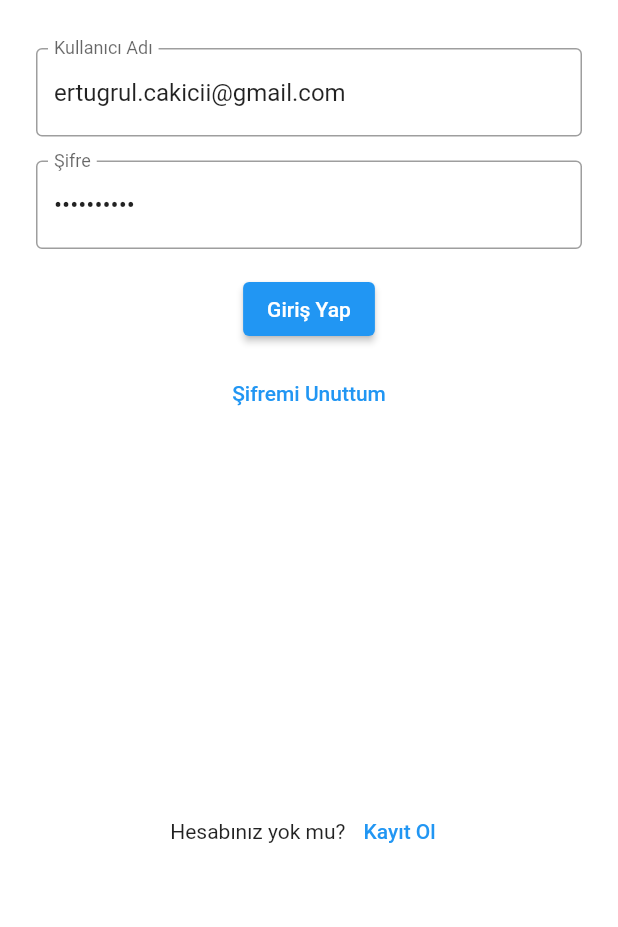
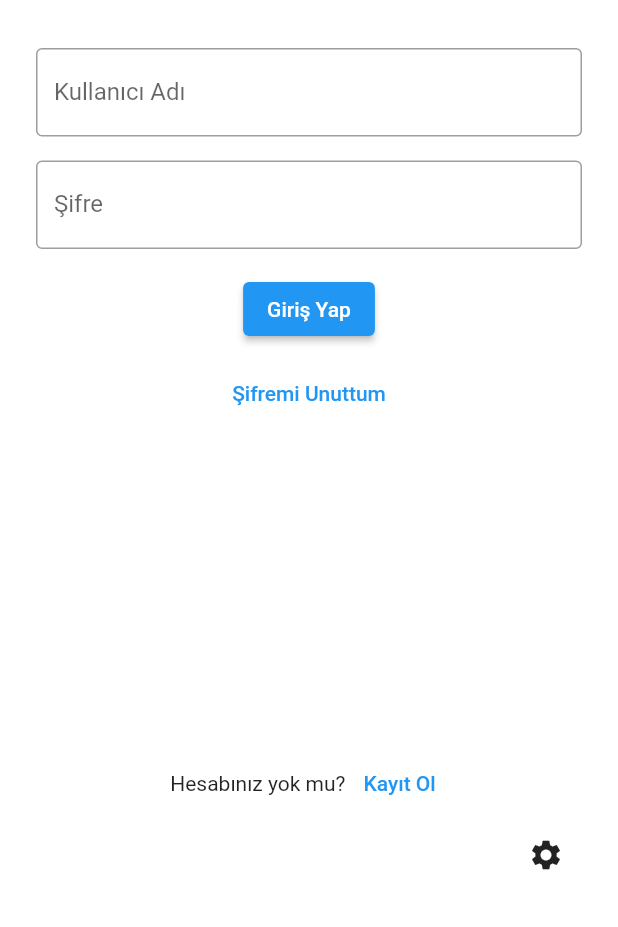
Before and after one commit to ertugrulcakici/booking_manager, a Flutter app: the screen it shows after launch, on a phone screen of 412 x 824 dp, the part 309-1236 px from its top. Run offline on Flutter 3.47's test engine with Material 2 defaults, Android fonts, the phone set to English and light mode, and no system bars; our stand-ins replace cloud_firestore, easy_localization, firebase_auth, firebase_core, flutter_riverpod, flutter_screenutil and 2 more; accounts and stored records are empty; generated files the repository leaves out were written again.

Commit message:
settings added

```diff
--- a/lib/product/constants/app_constants.dart
+++ b/lib/product/constants/app_constants.dart
@@ -1,4 +1,10 @@
+import 'package:flutter/material.dart';
+
 abstract class AppConstants {
   static const double designWidth = 360;
   static const double designHeight = 800;
+
+  static const trLocale = Locale("tr");
+  static const enLocale = Locale("en");
+  static const pathLocale = "assets/lang";
 }
--- a/lib/view/auth/login/login_view.dart
+++ b/lib/view/auth/login/login_view.dart
@@ -2,6 +2,8 @@ import 'package:bookingmanager/core/services/navigation/navigation_service.dart'
 import 'package:bookingmanager/view/auth/forgot_password/forgot_password_view.dart';
 import 'package:bookingmanager/view/auth/login/login_notifier.dart';
 import 'package:bookingmanager/view/auth/register/register_view.dart';
+import 'package:bookingmanager/view/settings/settings_view.dart';
+import 'package:flutter/foundation.dart';
 import 'package:flutter/material.dart';
 import 'package:flutter_riverpod/flutter_riverpod.dart';
 
@@ -32,25 +34,48 @@ class _LoginViewState extends ConsumerState<LoginView> {
   @override
   Widget build(BuildContext context) {
     return Scaffold(
-      body: SafeArea(
-        child: Padding(
+      body: _body(),
+    );
+  }
+
+  Widget _body() {
+    return Padding(
       padding: const EdgeInsets.all(24.0),
       child: Form(
         key: _formKey,
         child: Column(
           crossAxisAlignment: CrossAxisAlignment.center,
           children: [
-                const SizedBox(height: 32),
-                Image.asset(
+            _logo(),
+            _fields(),
+            _loginButton(),
+            _forgotPasswordButton(),
+            const Spacer(),
+            _registerButton(),
+            _settings(),
+          ],
+        ),
+      ),
+    );
+  }
+
+  Container _logo() {
+    return Container(
+      margin: const EdgeInsets.symmetric(vertical: 32),
+      child: Image.asset(
         'assets/images/logo.jpg',
         width: 150,
       ),
-                const SizedBox(height: 32),
+    );
+  }
+
+  Widget _fields() {
+    return Column(children: [
       TextFormField(
         onSaved: (newValue) {
           ref.read(provider).formData["email"] = newValue;
         },
-                  initialValue: "ertugrul.cakicii@gmail.com",
+        initialValue: kDebugMode ? "ertugrul.cakicii@gmail.com" : null,
         decoration: const InputDecoration(
           border: OutlineInputBorder(),
           labelText: 'Kullanıcı Adı',
@@ -59,7 +84,7 @@ class _LoginViewState extends ConsumerState<LoginView> {
       ),
       const SizedBox(height: 16),
       TextFormField(
-                  initialValue: "ertuertu27",
+        initialValue: kDebugMode ? "ertuertu27" : null,
         obscureText: true,
         onSaved: (newValue) {
           ref.read(provider).formData["password"] = newValue;
@@ -70,20 +95,33 @@ class _LoginViewState extends ConsumerState<LoginView> {
           hintText: 'Şifrenizi girin',
         ),
       ),
-                const SizedBox(height: 16),
-                ElevatedButton(
+    ]);
+  }
+
+  Widget _loginButton() {
+    return Container(
+      margin: const EdgeInsets.only(top: 16),
+      child: ElevatedButton(
         onPressed: _login,
         child: const Text('Giriş Yap'),
       ),
-                const SizedBox(height: 8),
-                TextButton(
+    );
+  }
+
+  Widget _forgotPasswordButton() {
+    return Container(
+      margin: const EdgeInsets.only(top: 8),
+      child: TextButton(
         onPressed: () {
           NavigationService.toPage(const ForgotPasswordView());
         },
         child: const Text('Şifremi Unuttum'),
       ),
-                const Spacer(),
-                Row(
+    );
+  }
+
+  Widget _registerButton() {
+    return Row(
       mainAxisAlignment: MainAxisAlignment.center,
       children: [
         const Text('Hesabınız yok mu?'),
@@ -97,14 +135,18 @@ class _LoginViewState extends ConsumerState<LoginView> {
           child: const Text('Kayıt Ol'),
         ),
       ],
-                ),
-                const SizedBox(height: 16),
-              ],
-            ),
-          ),
-        ),
-      ),
     );
+  }
+
+  Align _settings() {
+    return Align(
+        alignment: Alignment.centerRight,
+        child: IconButton(
+          onPressed: () {
+            NavigationService.toPage(const SettingsView());
+          },
+          icon: const Icon(Icons.settings),
+        ));
   }
 
   void _login() {
```
Also changed, not shown: lib/view/main/home/home_view.dart (+33 -3 lines), lib/view/settings/settings_notifier.dart (added, +14 -0 lines), lib/view/settings/settings_view.dart (added, +58 -0 lines). Lines whose indentation alone changed are shown as unchanged.
